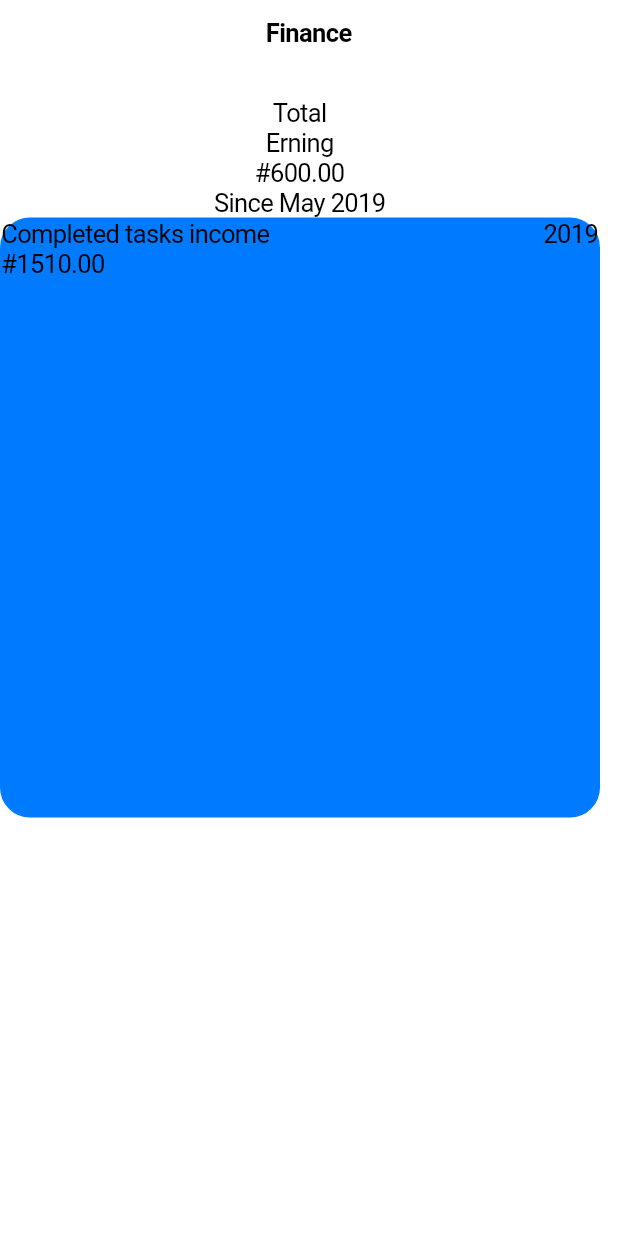
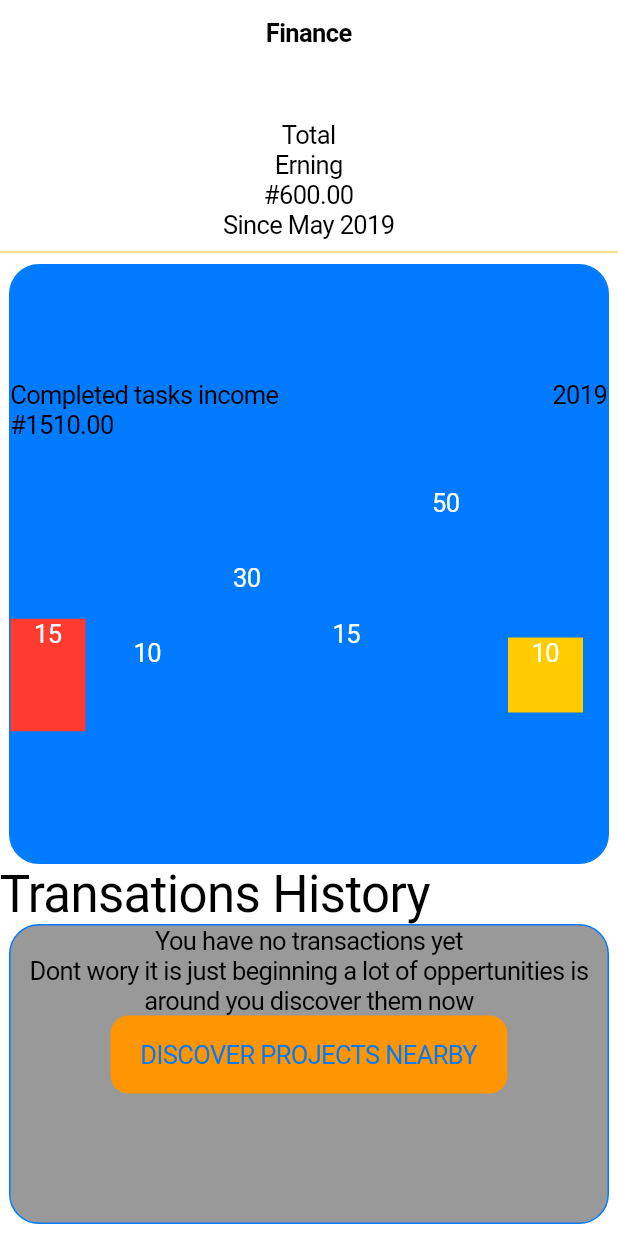
Before and after one commit to rahafalzehrawi/First-App-Flutter, a Flutter app: the screen it shows after launch, on a phone screen of 412 x 824 dp. Run offline on Flutter 3.47's test engine with Material 2 defaults, Android fonts, the phone set to English and light mode, and no system bars.

Commit message:
my changes

```diff
--- a/lib/main.dart
+++ b/lib/main.dart
@@ -1,4 +1,5 @@
 import 'package:flutter/cupertino.dart';
+import 'package:flutter/material.dart';
 void main() => runApp(const MyApp());
 
 class MyApp extends StatelessWidget {
@@ -29,25 +30,28 @@ class _MyStatefulWidgetState extends State<MyStatefulWidget> {
       navigationBar: const CupertinoNavigationBar(
         middle: Text('Finance'),
       ),
-      child:Padding(padding: EdgeInsets.only(top: 65),
+      child:Padding(padding: EdgeInsets.only(top: 80),
       child:
 
-      Column(children: <Widget>[
+      Column(
+          children: <Widget>[
 
         Text('Total',textAlign:TextAlign.left),
         Text('Erning',textAlign:TextAlign.left),
         Text('#600.00',textAlign:TextAlign.left),
         Text('Since May 2019',textAlign:TextAlign.left),
-
+        Divider(
+            color: CupertinoColors.systemYellow),
         Container(
-          alignment: Alignment.center,
+            alignment: Alignment.center,
           height: 400,
           width: 400,
           decoration: BoxDecoration(
-              color: CupertinoColors.activeBlue,
+              color: CupertinoColors.link,
               border: Border.all(color: CupertinoColors.link),
               borderRadius: BorderRadius.all(Radius.circular(20))),
           child: Column(
+            mainAxisAlignment: MainAxisAlignment.end,
             children: [
               Row( mainAxisAlignment: MainAxisAlignment.spaceBetween,children: [
                 Text('Completed tasks income', textAlign: TextAlign.left),
@@ -56,13 +60,150 @@ class _MyStatefulWidgetState extends State<MyStatefulWidget> {
               Row(
                 children: [Text('#1510.00', textAlign: TextAlign.left)],
               ),
-              Row()
+              Row(
+                children: [
+                  Divider(
+                      color: CupertinoColors.white)
+                ],
+              ),
+              Row(
+                children: [
+                  Divider(
+                      color: CupertinoColors.white)
+                ],
+              ),
+              Row(
+
+                mainAxisAlignment: MainAxisAlignment.spaceBetween,
+                children: [
+
+                  Container(
+                  height:75,
+                  width:50,
+                    color: CupertinoColors.destructiveRed,
+                    child:
+                    Column(
+                      children:<Widget> [
+                      Text("15",style:TextStyle(
+                          color: CupertinoColors.white
+                      )
+                      ),
+                    ],),
+
+
+                  ),
+                  Container(
+                    height:50,
+                    width:50,
+                    color: CupertinoColors.link,
+                    child:
+                    Column(
+                      children:<Widget> [
+                        Text("10",style:TextStyle(
+                            color: CupertinoColors.white
+                        )
+                        ),
+                      ],),
+
+
+                  ),
+                  Container(
+                    height:150,
+                    width:50,
+                    color: CupertinoColors.link,
+                    child:
+                    Column(
+                      children:<Widget> [
+                        Text("30",style:TextStyle(
+                            color: CupertinoColors.white
+                        )
+                        ),
+                      ],),
+
+
+                  ),
+                  Container(
+                    height:75,
+                    width:50,
+                    color: CupertinoColors.link,
+                    child:
+                    Column(
+                      children:<Widget> [
+                        Text("15",style:TextStyle(
+                            color: CupertinoColors.white
+                        )
+                        ),
+                      ],),
+
+
+                  ),
+                  Container(
+                    height:250,
+                    width:50,
+                    color: CupertinoColors.link,
+                    child:
+                    Column(
+                      children:<Widget> [
+                        Text("50",style:TextStyle(
+                            color: CupertinoColors.white
+                        )
+                        ),
+                      ],),
+
+
+                  ),
+                  Container(
+                    height:50,
+                    width:50,
+                    color: CupertinoColors.systemYellow,
+                    child:
+                    Column(
+                      children:<Widget> [
+                        Text("10",style:TextStyle(
+                            color: CupertinoColors.white
+                        )
+                        ),
+                      ],),
+
+
+                  ),
+
+                  Divider(
+                      color: CupertinoColors.black),
+                ],
+              )
+
             ],
           )
         ),
+           Row(
+             children: [
+               Text('Transations History',textAlign: TextAlign.left,textScaleFactor:2.0,),
 
-      ]
-    ),
+             ],
+
+           ),
+            Container(
+              alignment: Alignment.center,
+              height: 200,
+              width: 400,
+              decoration: BoxDecoration(
+                  color: CupertinoColors.inactiveGray,
+                  border: Border.all(color: CupertinoColors.link),
+                  borderRadius: BorderRadius.all(Radius.circular(20))
+              ),
+              child:
+              Column(
+                children: [
+                  Text("You have no transactions yet",textAlign: TextAlign.center,textScaleFactor:1.0),
+                  Text("Dont wory it is just beginning a lot of oppertunities is around you discover them now ",textAlign: TextAlign.center),
+                  CupertinoButton(child: Text("DISCOVER PROJECTS NEARBY"),color: CupertinoColors.activeOrange, onPressed: (){},)
+                ],
+              ),
+            )
+      ],
+
+      ),
       ),
     );
   }
```
